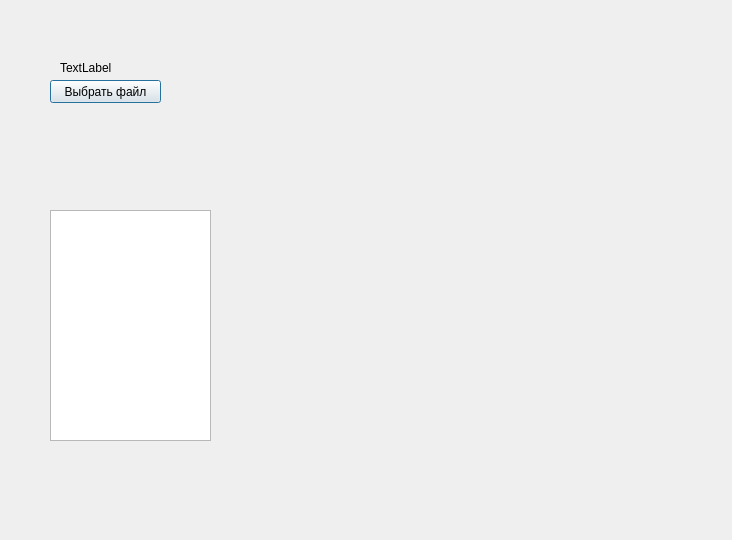
Old version of the form dlgaddnewgraph.ui in the repository Ivanestver/Nomograms.
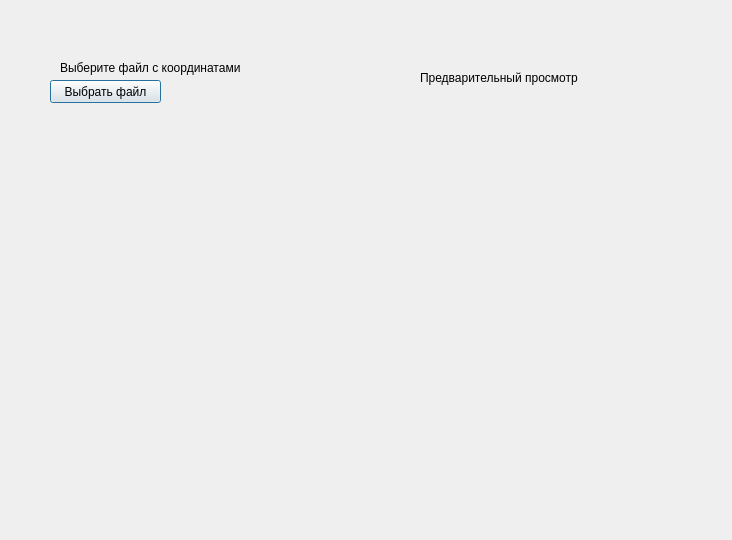
New version of the form.

Commit message: add: add graphs preview

```diff
--- a/dlgaddnewgraph.ui
+++ b/dlgaddnewgraph.ui
@@ -23,7 +23,7 @@
     </rect>
    </property>
    <property name="text">
-    <string>TextLabel</string>
+    <string>Выберите файл с координатами</string>
    </property>
   </widget>
   <widget class="QPushButton" name="chooseFileBtn">
@@ -39,16 +39,6 @@
     <string>Выбрать файл</string>
    </property>
   </widget>
-  <widget class="QGraphicsView" name="graphicsPreview">
-   <property name="geometry">
-    <rect>
-     <x>50</x>
-     <y>210</y>
-     <width>161</width>
-     <height>231</height>
-    </rect>
-   </property>
-  </widget>
   <widget class="QWidget" name="verticalLayoutWidget">
    <property name="geometry">
     <rect>
@@ -60,6 +50,19 @@
    </property>
    <layout class="QVBoxLayout" name="verticalLayout"/>
   </widget>
+  <widget class="QLabel" name="label">
+   <property name="geometry">
+    <rect>
+     <x>420</x>
+     <y>70</y>
+     <width>191</width>
+     <height>16</height>
+    </rect>
+   </property>
+   <property name="text">
+    <string>Предварительный просмотр</string>
+   </property>
+  </widget>
  </widget>
  <resources/>
  <connections/>
```
The commit also changes 17 other files.
